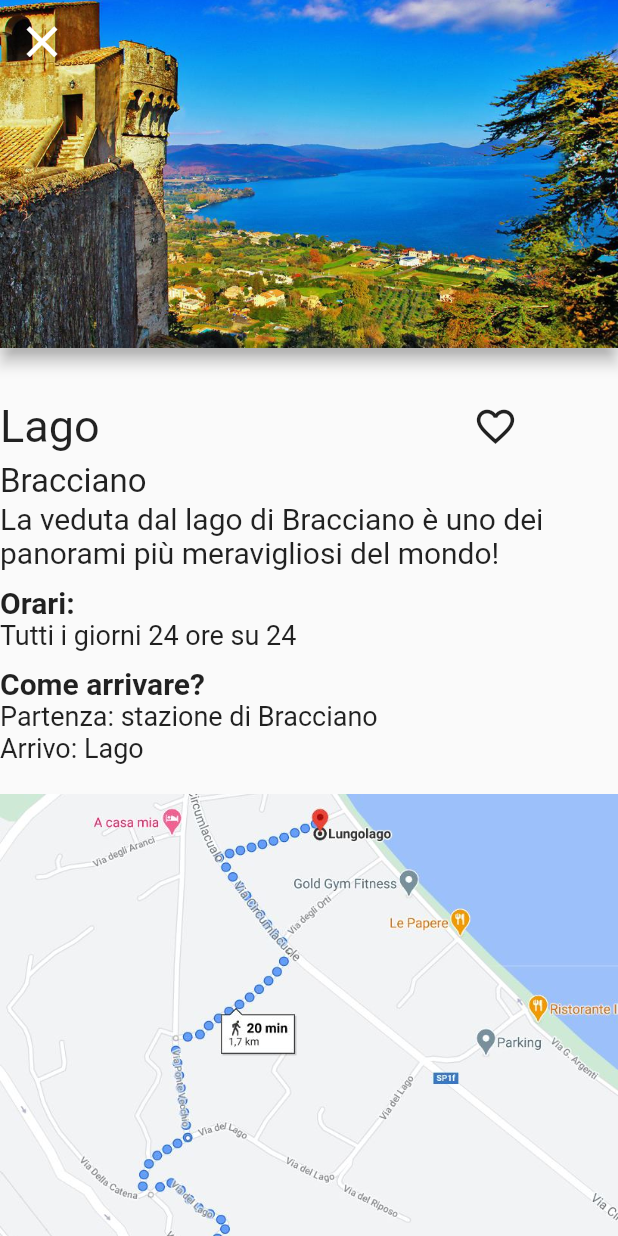
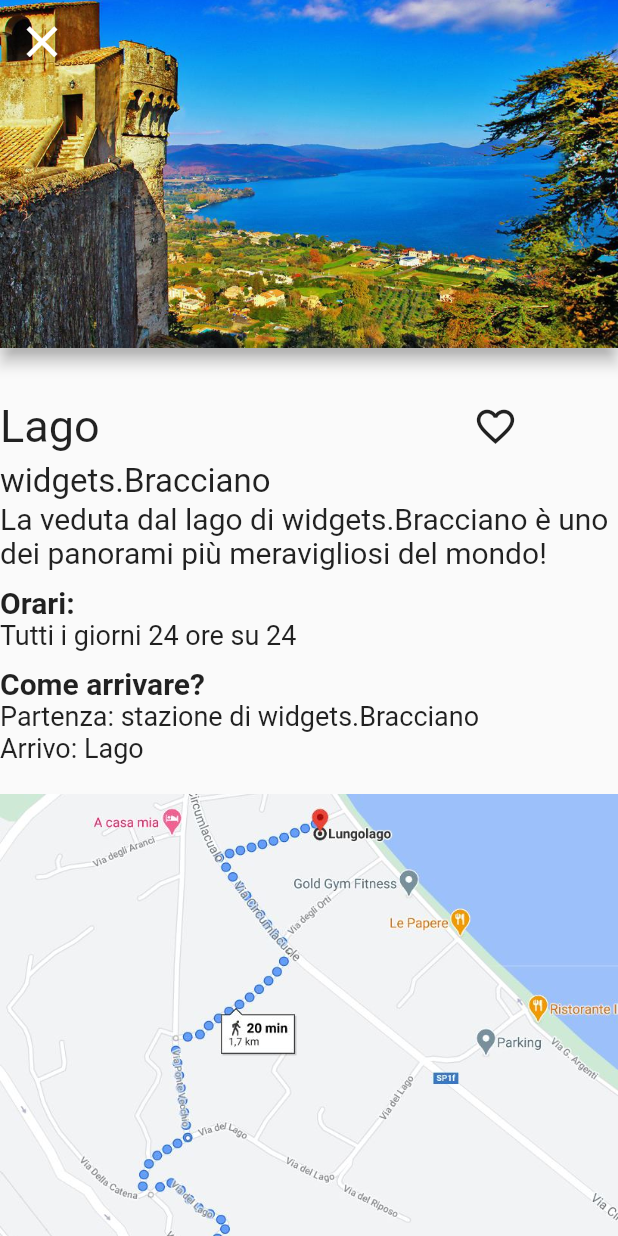
Before and after one commit to LorenzoCristini/borough_king, a Flutter app: the lago screen opened directly, on a phone screen of 412 x 824 dp. Run offline on Flutter 3.47's test engine with Material 2 defaults, Android fonts, the light colour scheme and no system bars; Roboto replaces fonts that are missing (Times New Roman).

```diff
--- a/lib/cardOccFot/lago.dart
+++ b/lib/cardOccFot/lago.dart
@@ -52,11 +52,11 @@ class lago extends StatelessWidget {
           ),
           Padding(
             padding: EdgeInsets.only(right: 150),
-            child: Text("Bracciano",
+            child: Text("widgets.Bracciano",
                 style: TextStyle(fontSize: 22, fontFamily: "Times New Roman")),
           ),
           Text(
-            "La veduta dal lago di Bracciano è uno dei panorami più meravigliosi del mondo!",
+            "La veduta dal lago di widgets.Bracciano è uno dei panorami più meravigliosi del mondo!",
             style: TextStyle(fontSize: 20),
           ),
           SizedBox(
@@ -70,7 +70,7 @@ class lago extends StatelessWidget {
           ),
           Text("Come arrivare?",
               style: TextStyle(fontSize: 20, fontWeight: FontWeight.bold)),
-          Text("Partenza: stazione di Bracciano",
+          Text("Partenza: stazione di widgets.Bracciano",
               style: TextStyle(fontSize: 18)),
           Text("Arrivo: Lago", style: TextStyle(fontSize: 18)),
           SizedBox(
--- a/lib/widgets/Borghi_Attivita.dart
+++ b/lib/widgets/Borghi_Attivita.dart
@@ -470,7 +470,7 @@ class Borghi_Attivita_Bracciano extends StatelessWidget {
   Widget build(BuildContext context) {
     return Scaffold(
       appBar: AppBar(
-        title: Text("Bracciano", style: TextStyle(color: Colors.black)),
+        title: Text("widgets.Bracciano", style: TextStyle(color: Colors.black)),
         backgroundColor: Color(0xff90EE90),
         iconTheme: IconThemeData(color: Colors.black),
         actions: <Widget>[
--- a/lib/widgets/occasioni_fotografiche.dart
+++ b/lib/widgets/occasioni_fotografiche.dart
@@ -12,7 +12,7 @@ import "package:borough_king/cardOccFot/scolastica.dart";
 class occasioniFotografiche extends StatelessWidget {
   final List<String> images = ['assets/images/OccFotograf/rocca.jpg','assets/images/OccFotograf/ragione.jpg','assets/images/OccFotograf/lago.jpg','assets/images/OccFotograf/monastero.jpg'];
   final List<String> names = ['La Rocca','Palazzo della ragione','Lago','Monastero di Santa Scolastica'];
-  final List<String> places = ['Tolfa','Anagni','Bracciano','Subiaco'];
+  final List<String> places = ['Tolfa','Anagni','widgets.Bracciano','Subiaco'];
   final List<StatelessWidget> classi = [rocca(), ragione() , lago(), scolastica()];
   @override
   Widget build(BuildContext context) {
--- a/lib/widgets/search.dart
+++ b/lib/widgets/search.dart
@@ -36,7 +36,7 @@ class search extends StatelessWidget {
                       "Tolfa",
                       "Anagni",
                       "Subiaco",
-                      "Bracciano",
+                      "widgets.Bracciano",
                       "Calcata"
                     ];
                     showSearch(context: context, delegate: Search(borghi));
@@ -136,7 +136,7 @@ class search extends StatelessWidget {
                   children: [
                     ListTile(
                       title: Text(
-                        'Bracciano',
+                        'widgets.Bracciano',
                         style: TextStyle(fontSize: 25),
                       ),
                       subtitle: Text(
@@ -371,9 +371,9 @@ class Search extends SearchDelegate {
 
             if (selectedResult == 'Tolfa'){Navigator.push(context, MaterialPageRoute(builder: (context) => Borghi_Attivita_Tolfa()));}
             else if (selectedResult == 'Subiaco'){ Navigator.push(context, MaterialPageRoute(builder: (context) => Borghi_Attivita_Subiaco()));}
-            else if (selectedResult == 'Bracciano') {}
-            else if (selectedResult == 'Anagni') {}
-            else if (selectedResult == 'Calcata') {}
+            else if (selectedResult == 'widgets.Bracciano') {Navigator.push(context, MaterialPageRoute(builder: (context) => Borghi_Attivita_Bracciano()));}
+            else if (selectedResult == 'Anagni') {Navigator.push(context, MaterialPageRoute(builder: (context) => Borghi_Attivita_Anagni()));}
+            else if (selectedResult == 'Calcata') {Navigator.push(context, MaterialPageRoute(builder: (context) => Borghi_Attivita_Calcata()));}
             else if (selectedResult == 'Qui vicino') {Navigator.push(context, MaterialPageRoute(builder: (context) => notImplemented()));}
           },
         );
```
